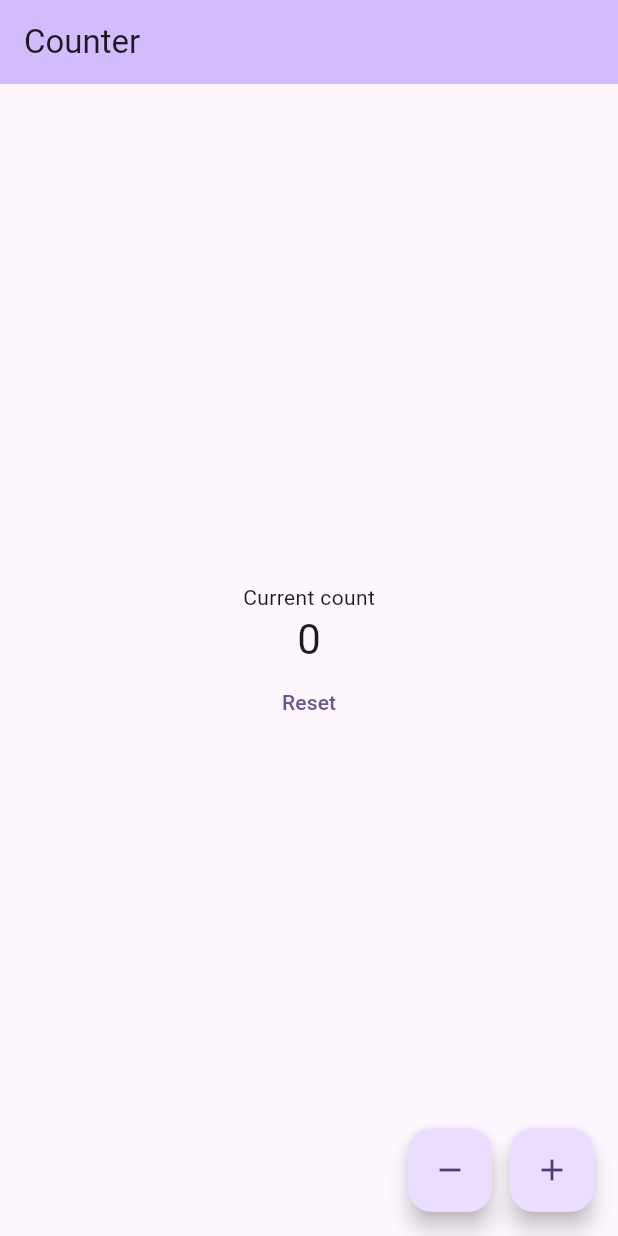
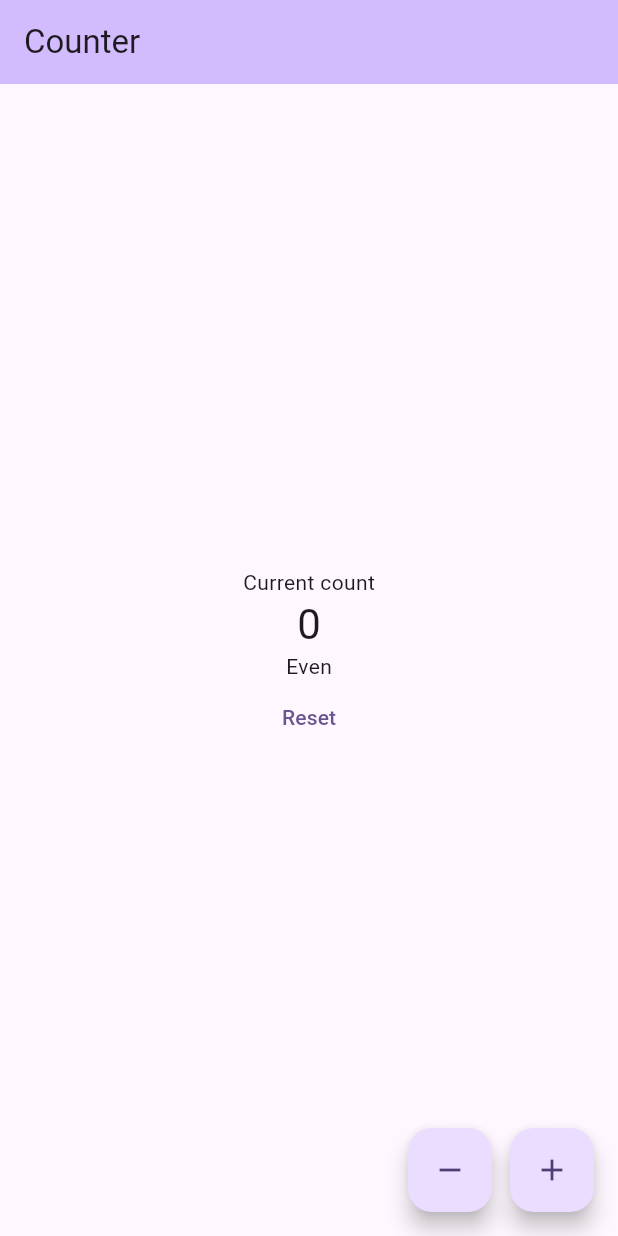
Before and after one commit to adispatil26/claude-issue, a Flutter app: the screen it shows after launch, on a phone screen of 412 x 824 dp. Run offline on Flutter 3.47's test engine with Material 3 defaults, Android fonts, the phone set to English and light mode, and no system bars.

Commit message:
Show whether the count is even or odd.
Co-Authored-By: Claude Opus 5.5 <noreply@anthropic.com>

```diff
--- /dev/null
+++ b/lib/counter_parity.dart
@@ -0,0 +1,13 @@
+import 'package:flutter/material.dart';
+
+class CounterParity extends StatelessWidget {
+  const CounterParity({super.key, required this.count});
+
+  final int count;
+
+  @override
+  Widget build(BuildContext context) {
+    final label = count.isEven ? 'Even' : 'Odd';
+    return Text(label);
+  }
+}
--- a/lib/main.dart
+++ b/lib/main.dart
@@ -1,4 +1,5 @@
 import 'package:flutter/material.dart';
+import 'package:test2/counter_parity.dart';
 import 'package:test2/counter_value.dart';
 import 'package:test2/reset_counter_button.dart';
 
@@ -69,6 +70,7 @@ class _MyHomePageState extends State<MyHomePage> {
           children: [
             const Text('Current count'),
             CounterValue(count: _counter),
+            CounterParity(count: _counter),
             ResetCounterButton(onPressed: _resetCounter),
           ],
         ),
```
Also changed, not shown: 1 other file.
